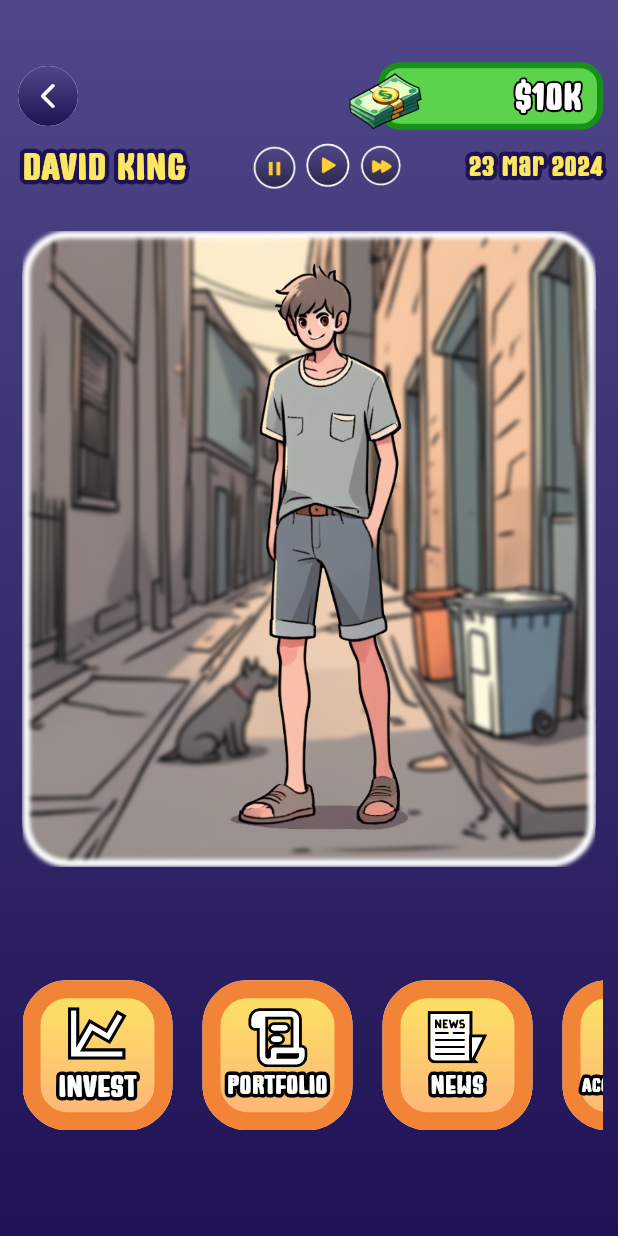
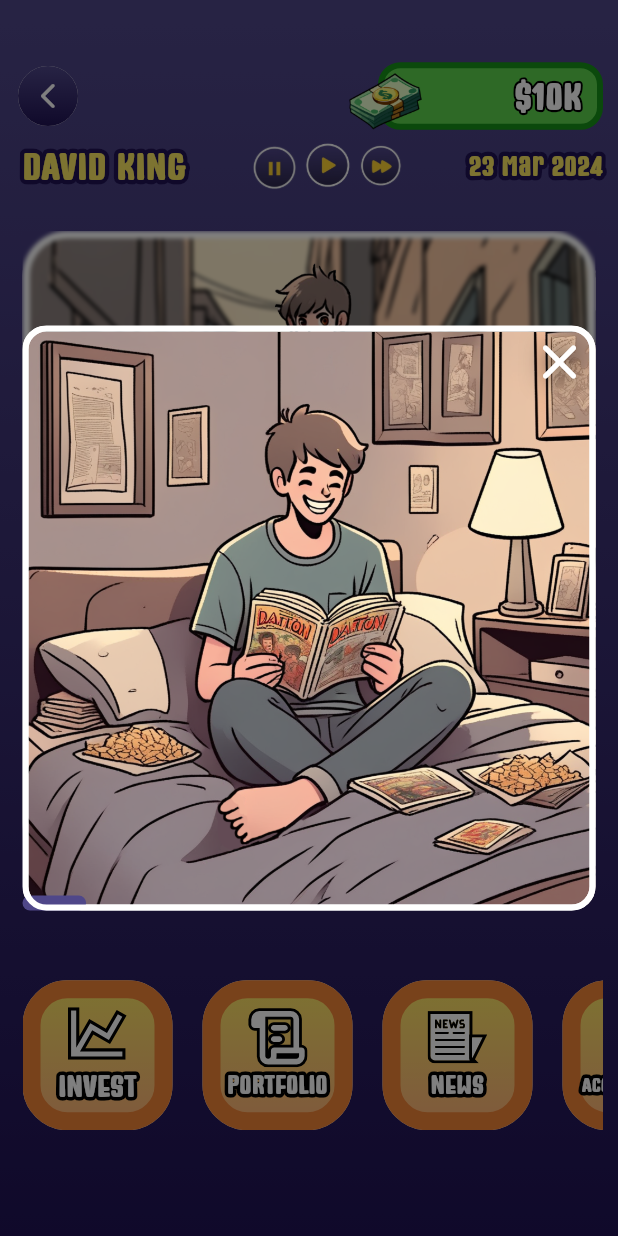
Before and after one commit to jinkhye/Investor-Simulator, a Flutter app: the screen it shows after launch, after a tap on "NEW GAME", on a phone screen of 412 x 824 dp. Run offline on Flutter 3.47's test engine with Material 3 defaults, Android fonts, the phone set to English and light mode, and no system bars; drawn by our look-alikes of stroke_text; our stand-ins replace flutter_svg, get.

Commit message:
commit done

```diff
--- /dev/null
+++ b/investor_simulator/lib/dialog/opening_dialog.dart
@@ -0,0 +1,115 @@
+import 'package:flutter/material.dart';
+import 'package:investor_simulator/constant/color.dart';
+import 'package:stroke_text/stroke_text.dart';
+
+void openOpeningDialog(BuildContext context, pagecontroller) {
+  final PageController pageController = pagecontroller;
+
+  showGeneralDialog(
+    context: context,
+    barrierDismissible: true,
+    barrierLabel: MaterialLocalizations.of(context).modalBarrierDismissLabel,
+    pageBuilder: (context, animation1, animation2) {
+      return Container();
+    },
+    transitionBuilder: (context, a1, a2, widget) {
+      return ScaleTransition(
+        scale: Tween<double>(begin: 0.5, end: 1).animate(a1),
+        child: FadeTransition(
+          opacity: Tween<double>(begin: 0.5, end: 1).animate(a1),
+          child: Dialog(
+            insetPadding: const EdgeInsets.all(15),
+            backgroundColor: Colors.transparent,
+            shape: RoundedRectangleBorder(
+              side: const BorderSide(color: white, width: 4),
+              borderRadius: BorderRadius.circular(16),
+            ),
+            child: Container(
+              width: 400,
+              height: 390,
+              decoration: BoxDecoration(
+                borderRadius: BorderRadius.circular(16),
+              ),
+              child: Column(
+                children: [
+                  Expanded(
+                    child: RawScrollbar(
+                      thumbColor: purple,
+                      controller: pageController,
+                      thumbVisibility: true,
+                      radius: const Radius.circular(10),
+                      thickness: 10,
+                      child: PageView(
+                        controller: pageController,
+                        children: [
+                          imageContainer(context, 'assets/images/story1.png'),
+                          imageContainer(context, 'assets/images/story1.1.png'),
+                          imageContainer(context, 'assets/images/story2.1.png'),
+                          imageContainer(context, 'assets/images/story2.2.png'),
+                          imageContainer(context, 'assets/images/story2.3.png'),
+                          imageContainer(context, 'assets/images/story2.4.png'),
+                          imageContainer(context, 'assets/images/story3.png'),
+                          imageContainer(context, 'assets/images/story4.png'),
+                          imageContainer(context, 'assets/images/story5.png'),
+                        ],
+                      ),
+                    ),
+                  ),
+                  // Add other widgets if needed below the Scrollbar
+                ],
+              ),
+            ),
+          ),
+        ),
+      );
+    },
+  );
+}
+
+Stack imageContainer(BuildContext context, image) {
+  return Stack(
+    children: [
+      Container(
+        decoration: BoxDecoration(
+          borderRadius: BorderRadius.circular(16),
+          border: Border.all(color: white, width: 4),
+          color: Colors.transparent,
+          image:
+              DecorationImage(image: AssetImage(image), fit: BoxFit.fitWidth),
+        ),
+      ),
+      Align(alignment: Alignment.topRight, child: close(context)),
+    ],
+  );
+}
+
+GestureDetector close(BuildContext context) {
+  return GestureDetector(
+    onTap: () {
+      // Add the action to be performed when the button is pressed
+      Navigator.pop(context);
+    },
+    child: Container(
+      width: 48, // Adjust width to contain the icon
+      height: 48, // Adjust height to contain the icon
+      decoration: const BoxDecoration(
+        shape: BoxShape.circle,
+      ),
+      child: const Center(
+        child: Icon(
+          Icons.close_rounded,
+          color: white,
+          size: 40, // Adjust the size of the icon as needed
+          shadows: [
+            // Add shadows to the icon
+            BoxShadow(
+              color: black,
+              blurRadius: 20,
+              offset: Offset(0, 0),
+            ),
+          ],
+        ),
+      ),
+    ),
+  );
+}
--- a/investor_simulator/lib/pages/home.dart
+++ b/investor_simulator/lib/pages/home.dart
@@ -3,6 +3,7 @@ import 'dart:ui';
 import 'package:flutter/material.dart';
 import 'package:get/get.dart';
 import 'package:investor_simulator/constant/color.dart';
+import 'package:investor_simulator/dialog/opening_dialog.dart';
 import 'package:investor_simulator/pages/mainmenu.dart';
 import 'package:stroke_text/stroke_text.dart';
 
@@ -75,7 +76,7 @@ class HomePage extends StatelessWidget {
     return ElevatedButton(
       onPressed: () {
         // Add the action to be performed when the button is pressed
-        Get.to(() => const HomePage(),
+        Get.to(() => const MainMenu(),
             transition: Transition.circularReveal,
             duration: const Duration(milliseconds: 800));
       },
@@ -103,12 +104,15 @@ class HomePage extends StatelessWidget {
   }
 
   ElevatedButton newGame(context) {
+    final pageController = PageController();
     return ElevatedButton(
-      onPressed: () {
+      onPressed: () async {
         // Add the action to be performed when the button is pressed
+
         Get.to(() => const MainMenu(),
             transition: Transition.circularReveal,
             duration: const Duration(milliseconds: 800));
+        openOpeningDialog(context, pageController);
       },
       style: ElevatedButton.styleFrom(
         padding: const EdgeInsets.symmetric(
--- a/investor_simulator/pubspec.yaml
+++ b/investor_simulator/pubspec.yaml
@@ -41,6 +41,7 @@ dependencies:
   get: ^4.6.6
   intl: any
   provider: ^5.0.0
+  shared_preferences: ^2.2.2
 
 dev_dependencies:
   flutter_test:
```
Also changed, not shown: investor_simulator/assets/images/story1.1.png (added), investor_simulator/assets/images/story1.png (added), investor_simulator/assets/images/story2.1.png (added), investor_simulator/assets/images/story2.2.png (added), investor_simulator/assets/images/story2.3.png (added), investor_simulator/assets/images/story2.4.png (added), investor_simulator/assets/images/story3.png (added), investor_simulator/assets/images/story4.png (added), investor_simulator/assets/images/story5.png (added), investor_simulator/pubspec.lock, 1 other file.
